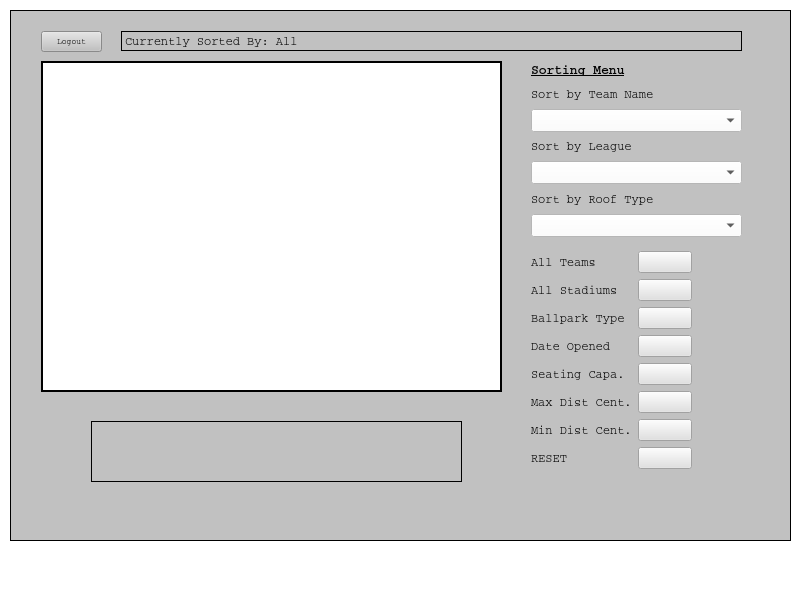
This is CS1D_Project_2/mainwindow.ui in hicholasnu/Take-Me-Out-To-The-Ballgame as Qt 5 draws it before an edit. The edited form follows.
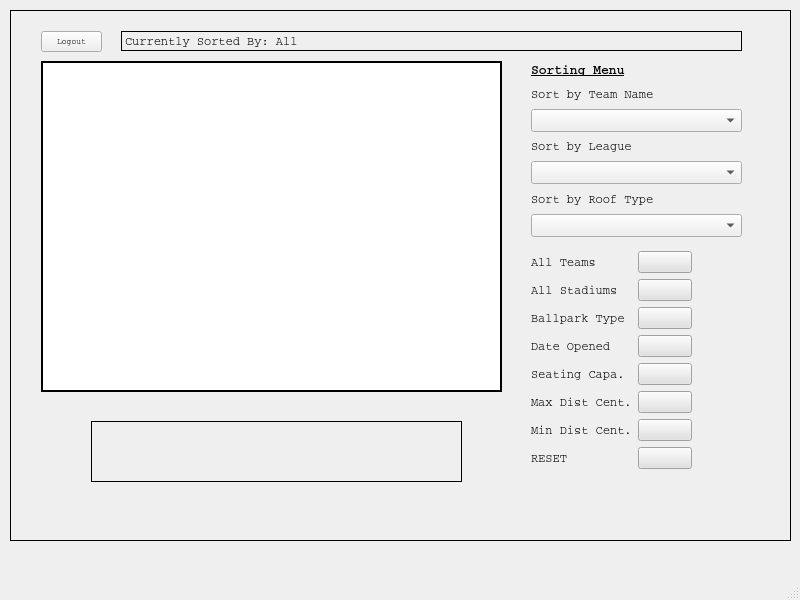
This is the edited form.

```diff
--- a/CS1D_Project_2/mainwindow.ui
+++ b/CS1D_Project_2/mainwindow.ui
@@ -14,9 +14,12 @@
    <string>MainWindow</string>
   </property>
   <property name="styleSheet">
-   <string notr="true">background-color: rgb(255, 255, 255);</string>
+   <string notr="true"/>
   </property>
   <widget class="QWidget" name="centralwidget">
+   <property name="styleSheet">
+    <string notr="true"/>
+   </property>
    <widget class="QStackedWidget" name="stackedWidget">
     <property name="enabled">
      <bool>true</bool>
@@ -180,7 +183,7 @@
     </widget>
     <widget class="QWidget" name="UserScreen">
      <property name="styleSheet">
-      <string notr="true">background-color: rgb(193, 193, 193);</string>
+      <string notr="true"/>
      </property>
      <widget class="QTableView" name="tableviewAllStadiums">
       <property name="geometry">
@@ -271,7 +274,7 @@
           </font>
          </property>
          <property name="styleSheet">
-          <string notr="true">background-color: rgb(255, 255, 255);</string>
+          <string notr="true"/>
          </property>
         </widget>
        </item>
@@ -283,7 +286,7 @@
           </font>
          </property>
          <property name="styleSheet">
-          <string notr="true">background-color: rgb(255, 255, 255);</string>
+          <string notr="true"/>
          </property>
         </widget>
        </item>
@@ -295,7 +298,7 @@
           </font>
          </property>
          <property name="styleSheet">
-          <string notr="true">background-color: rgb(255, 255, 255);</string>
+          <string notr="true"/>
          </property>
         </widget>
        </item>
```
Left out of the diff: 4 changed lines with no effect on the pictures.
